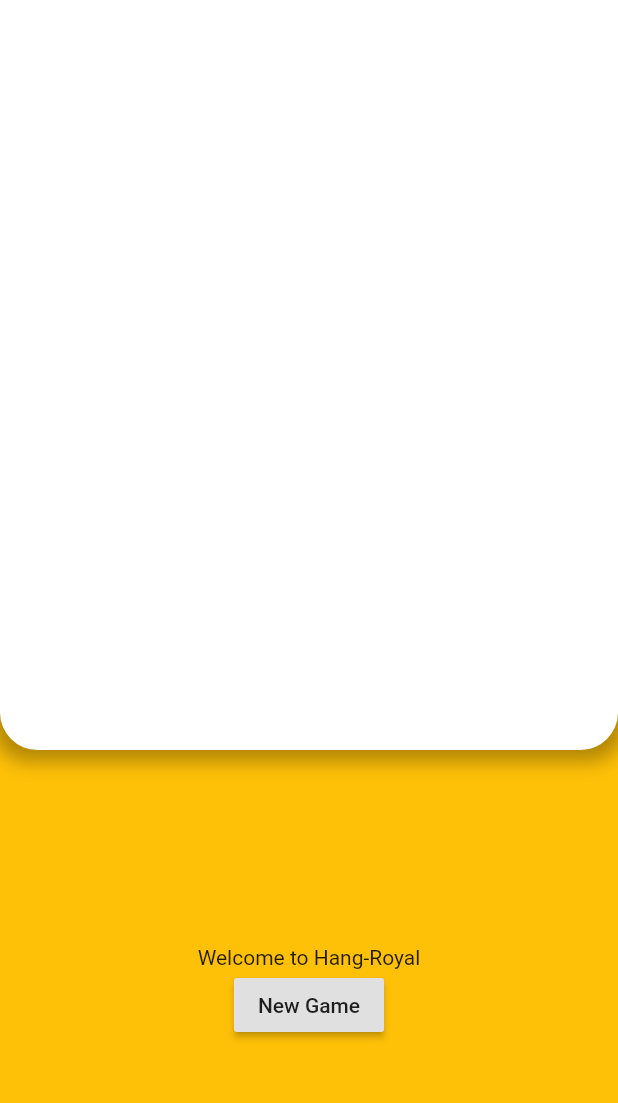
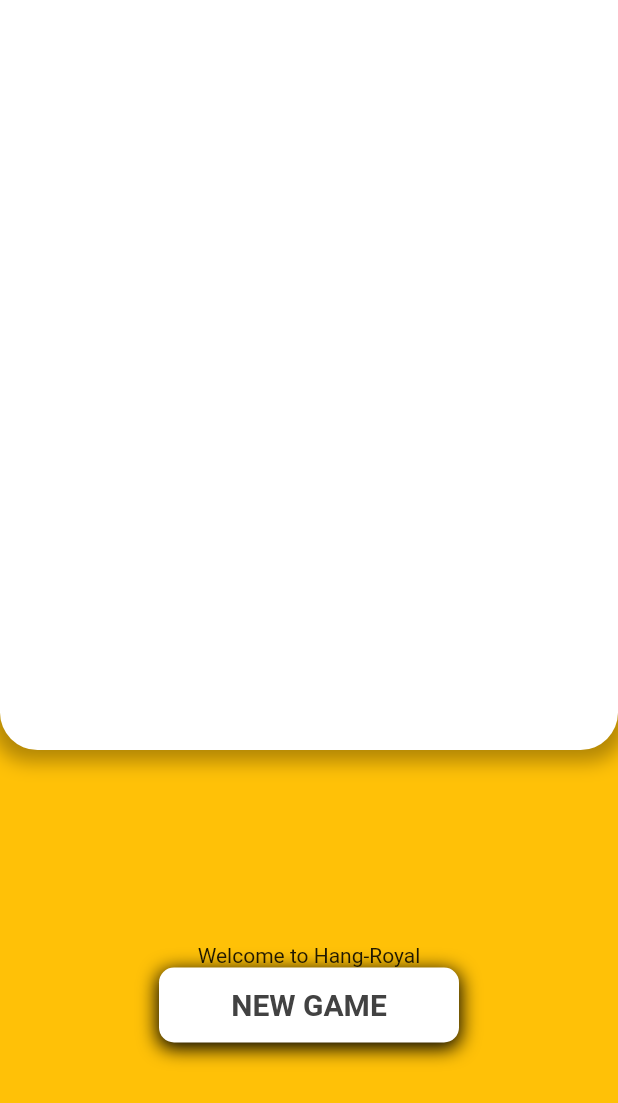
Before and after one commit to SilasNiewierra/hang_royal, a Flutter app: the screen it shows after launch, on a phone screen of 412 x 824 dp. Shown: the top 1103 px of the screen. Run offline on Flutter 3.47's test engine with Material 2 defaults, Android fonts, the phone set to English and light mode, and no system bars; our stand-ins replace rxdart.

Commit message:
updated new game button design

```diff
--- a/lib/game_stage.dart
+++ b/lib/game_stage.dart
@@ -86,12 +86,7 @@ class _GameStageState extends State<GameStage> {
         mainAxisAlignment: MainAxisAlignment.center,
         children: <Widget>[
           Text("Welcome to Hang-Royal"),
-          RaisedButton(
-            child: Text("New Game"),
-            onPressed: () {
-              _gameStageBloc.createNewGame();
-            },
-          ),
+          _buildNewGameButton()
         ],
       ),
     );
@@ -114,32 +109,65 @@ class _GameStageState extends State<GameStage> {
 
   Widget _buildEnd(GameState gameState) {
     if (gameState == GameState.failed) {
-      return Column(
+      return Expanded(
+        child: Column(
           mainAxisAlignment: MainAxisAlignment.center,
           children: <Widget>[
             Text("GAME OVER"),
             Text("The word was: " + _gameStageBloc.curGuessWord.value),
-          RaisedButton(
-              child: Text("New Game"),
-              onPressed: () {
-                _gameStageBloc.createNewGame();
-              }),
+            _buildNewGameButton(),
           ],
+        ),
       );
     } else if (gameState == GameState.succeeded) {
-      return Column(
+      return Expanded(
+        child: Column(
           mainAxisAlignment: MainAxisAlignment.center,
           children: <Widget>[
             Text("YAY, congratulations! You guessed it"),
-          RaisedButton(
-              child: Text("New Game"),
-              onPressed: () {
-                _gameStageBloc.createNewGame();
-              }),
+            _buildNewGameButton(),
           ],
+        ),
       );
     } else {
       return null;
     }
   }
+
+  Widget _buildNewGameButton() {
+    return Container(
+      width: 200,
+      height: 50,
+      decoration: BoxDecoration(
+        color: Colors.white,
+        borderRadius: BorderRadius.circular(10.0),
+        boxShadow: [
+          BoxShadow(
+            color: Colors.black,
+            spreadRadius: 1,
+            blurRadius: 10,
+            offset: Offset(0, 3),
+          ),
+        ],
+      ),
+      child: FlatButton(
+        onPressed: () {
+          _gameStageBloc.createNewGame();
+        },
+        shape: RoundedRectangleBorder(
+          borderRadius: BorderRadius.circular(10.0),
+        ),
+        child: Center(
+          child: Text(
+            "New Game".toUpperCase(),
+            style: TextStyle(
+              color: Colors.grey[800],
+              fontWeight: FontWeight.bold,
+              fontSize: 20.0,
+            ),
+          ),
+        ),
+      ),
+    );
   }
+}
```
Lines whose indentation alone changed are shown as unchanged.
